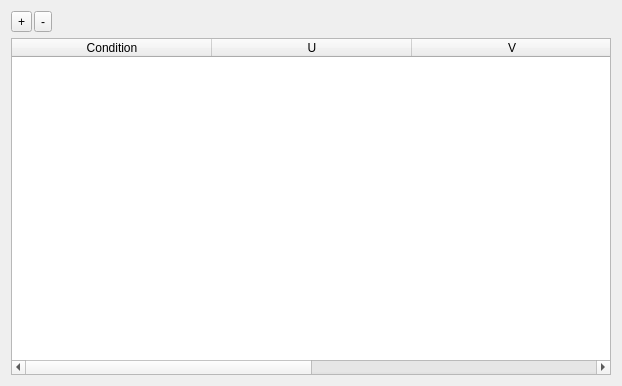
This is qzcad/boundaryconditionswidget.ui in qzcad/qzcad-tree as Qt 5 draws it before an edit. The edited form follows.
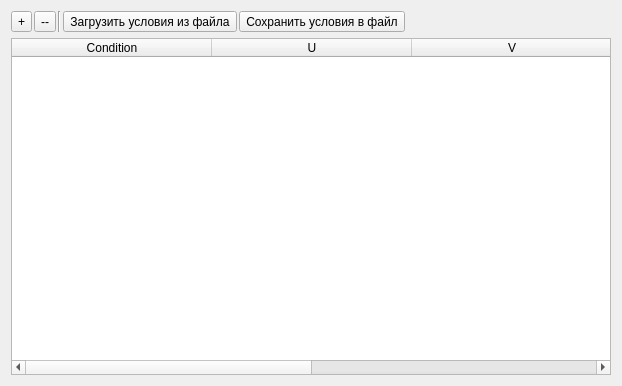
This is the edited form. Icons and pictures are not drawn.

Commit message: Виджет граничных условий: методы обмена информацией, загрузка и сохранение в xml

Diff of the .ui file:
```diff
--- a/qzcad/boundaryconditionswidget.ui
+++ b/qzcad/boundaryconditionswidget.ui
@@ -32,13 +32,42 @@
      <item>
       <widget class="QToolButton" name="delCondition">
        <property name="text">
-        <string extracomment="Удалить выбранное">-</string>
+        <string extracomment="Удалить выбранное">--</string>
        </property>
        <property name="autoRaise">
         <bool>false</bool>
        </property>
       </widget>
      </item>
+     <item>
+      <widget class="Line" name="line">
+       <property name="orientation">
+        <enum>Qt::Vertical</enum>
+       </property>
+      </widget>
+     </item>
+     <item>
+      <widget class="QToolButton" name="loadConditions">
+       <property name="text">
+        <string>Загрузить условия из файла</string>
+       </property>
+       <property name="icon">
+        <iconset resource="qzresources.qrc">
+         <normaloff>:/icons/qzicons/16x16/folder.png</normaloff>:/icons/qzicons/16x16/folder.png</iconset>
+       </property>
+      </widget>
+     </item>
+     <item>
+      <widget class="QToolButton" name="saveConditions">
+       <property name="text">
+        <string>Сохранить условия в файл</string>
+       </property>
+       <property name="icon">
+        <iconset resource="qzresources.qrc">
+         <normaloff>:/icons/qzicons/16x16/save.png</normaloff>:/icons/qzicons/16x16/save.png</iconset>
+       </property>
+      </widget>
+     </item>
      <item>
       <spacer name="horizontalSpacer">
        <property name="orientation">
```
Left out of the diff: 4 changed lines with no effect on the pictures. The commit also changes 2 other files.
